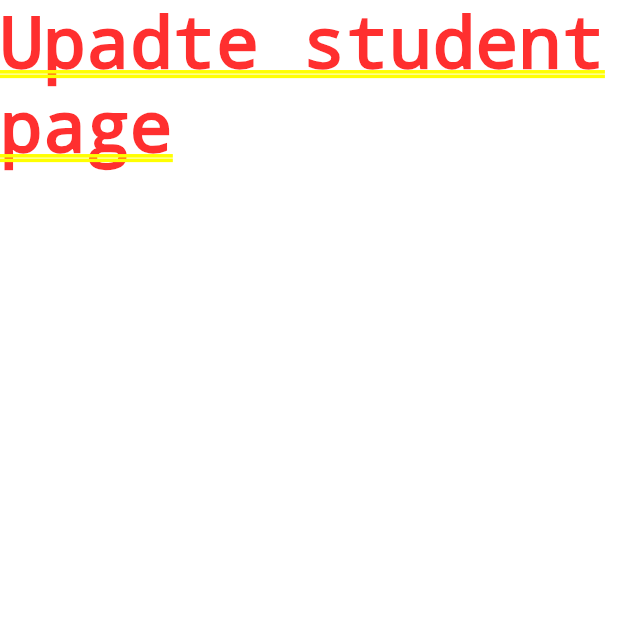
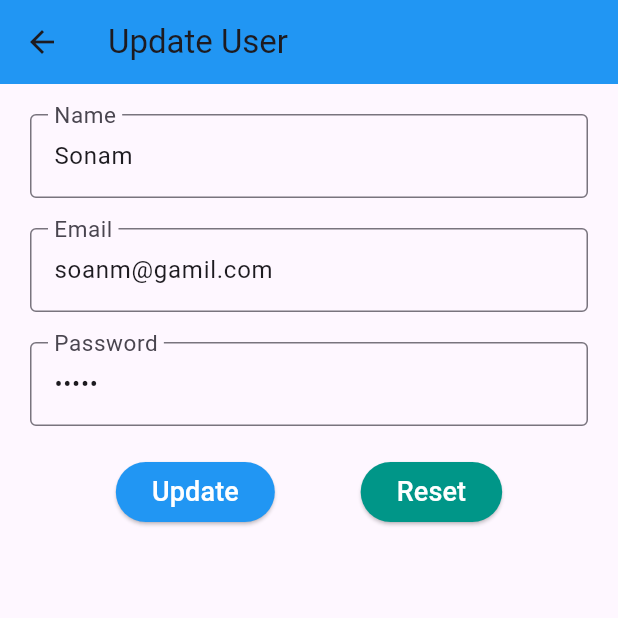
Before and after one commit to Seyam7/firebase_demo_flutter, a Flutter app: the screen it shows after launch, after a tap on the "edit" icon, on a phone screen of 412 x 824 dp, the top half of it. Run offline on Flutter 3.47's test engine with Material 3 defaults, Android fonts, the phone set to English and light mode, and no system bars.

Commit message:
update student page design

```diff
--- a/lib/pages/add_student_page.dart
+++ b/lib/pages/add_student_page.dart
@@ -57,7 +57,7 @@ class _AddStudentPageState extends State<AddStudentPage> {
                     labelText: 'Name',
                     labelStyle: TextStyle(fontSize: 20),
                     border: OutlineInputBorder(),
-                    errorStyle: TextStyle(color: Colors.red,fontSize: 15),
+                    errorStyle: TextStyle(color: Colors.redAccent,fontSize: 15),
                   ),
                   validator: (value){
                     if(value==null|| value.isEmpty){
@@ -76,7 +76,7 @@ class _AddStudentPageState extends State<AddStudentPage> {
                     labelText: 'Email',
                     labelStyle: TextStyle(fontSize: 20),
                     border: OutlineInputBorder(),
-                    errorStyle: TextStyle(color: Colors.red,fontSize: 15),
+                    errorStyle: TextStyle(color: Colors.redAccent,fontSize: 15),
                   ),
                   validator: (value){
                     if(value==null|| value.isEmpty){
@@ -99,7 +99,7 @@ class _AddStudentPageState extends State<AddStudentPage> {
                     labelText: 'Password',
                     labelStyle: TextStyle(fontSize: 20),
                     border: OutlineInputBorder(),
-                    errorStyle: TextStyle(color: Colors.red,fontSize: 15),
+                    errorStyle: TextStyle(color: Colors.redAccent,fontSize: 15),
                   ),
                   validator: (value){
                     if(value==null|| value.isEmpty){
--- a/lib/pages/list_student_page.dart
+++ b/lib/pages/list_student_page.dart
@@ -103,7 +103,7 @@ class _ListStudentPageState extends State<ListStudentPage> {
                           },
                           icon: Icon(
                             Icons.edit,
-                            color: Colors.orange,
+                            color: Colors.amber,
                           ),
                       ),
                       IconButton(
@@ -112,7 +112,7 @@ class _ListStudentPageState extends State<ListStudentPage> {
                         },
                         icon: Icon(
                           Icons.delete,
-                          color: Colors.red,
+                          color: Colors.redAccent,
                         ),
                       ),
                     ],
--- a/lib/pages/update_student_page.dart
+++ b/lib/pages/update_student_page.dart
@@ -8,8 +8,127 @@ class UpdateStudentPage extends StatefulWidget {
 }
 
 class _UpdateStudentPageState extends State<UpdateStudentPage> {
+  final _formkey=GlobalKey<FormState>();
+
+  updateUser(){
+    print('User updated');
+  }
   @override
   Widget build(BuildContext context) {
-    return Text('Upadte student page');
+    return Scaffold(
+      appBar: AppBar(
+        title: Text('Update User'),
+        backgroundColor: Colors.blue,
+      ),
+      body: Form(
+        key: _formkey,
+        child: Padding(
+          padding: const EdgeInsets.symmetric(vertical: 10,horizontal: 20),
+          child: ListView(
+            children: [
+              Container(
+                margin: EdgeInsets.symmetric(vertical: 10),
+                child: TextFormField(
+                  autofocus: false,
+                  initialValue: 'Sonam',
+                  onChanged: (value)=>{},
+                  decoration: InputDecoration(
+                    labelText: 'Name',
+                    labelStyle: TextStyle(fontSize: 20),
+                    border: OutlineInputBorder(),
+                    errorStyle: TextStyle(color: Colors.redAccent,fontSize: 15),
+                  ),
+                  validator: (value){
+                    if(value==null|| value.isEmpty){
+                      return 'Please Enter Name';
+                    }
+                    return null;
+                  },
+                ),
+              ),
+              Container(
+                margin: EdgeInsets.symmetric(vertical: 10),
+                child: TextFormField(
+                  autofocus: false,
+                  initialValue: 'soanm@gamil.com',
+                  onChanged: (value)=>{},
+                  decoration: InputDecoration(
+                    labelText: 'Email',
+                    labelStyle: TextStyle(fontSize: 20),
+                    border: OutlineInputBorder(),
+                    errorStyle: TextStyle(color: Colors.redAccent,fontSize: 15),
+                  ),
+                  validator: (value){
+                    if(value==null|| value.isEmpty){
+                      return 'Please Enter Email';
+                    }
+                    else if(!value.contains('@')){
+                      return 'Please Enter Valid Email';
+                    }
+                    return null;
+                  },
+                ),
+              ),
+              Container(
+                margin: EdgeInsets.symmetric(vertical: 10),
+                child: TextFormField(
+                  autofocus: false,
+                  obscureText: true, //password field will not show the characters
+                  initialValue: 'sonam',
+                  onChanged: (value)=>{},
+                  decoration: InputDecoration(
+                    labelText: 'Password',
+                    labelStyle: TextStyle(fontSize: 20),
+                    border: OutlineInputBorder(),
+                    errorStyle: TextStyle(color: Colors.redAccent,fontSize: 15),
+                  ),
+                  validator: (value){
+                    if(value==null|| value.isEmpty){
+                      return 'Please Enter Password';
+                    }
+                    return null;
+                  },
+                ),
+              ),
+              Container(
+                margin: EdgeInsets.symmetric(vertical: 10),
+                child: Row(
+                  mainAxisAlignment: MainAxisAlignment.spaceEvenly,
+                  children: [
+                    ElevatedButton(
+                      onPressed: (){
+                        updateUser();
+                        Navigator.pop(context);
+                      },
+                      child: Text(
+                        'Update',
+                        style: TextStyle(
+                          fontSize: 18,
+                          color: Colors.white,
+                        ),
+                      ),
+                      style: ElevatedButton.styleFrom(primary: Colors.blue),
+                    ),
+                    ElevatedButton(
+                      onPressed: (){
+
+                      },
+                      child: Text(
+                        'Reset',
+                        style: TextStyle(
+                          fontSize: 18,
+                          color: Colors.white,
+                        ),
+                      ),
+                      style: ElevatedButton.styleFrom(primary: Colors.teal),
+                    ),
+                  ],
+                ),
+              ),
+            ],
+          ),
+        ),
+      ),
+    );
   }
 }
```
